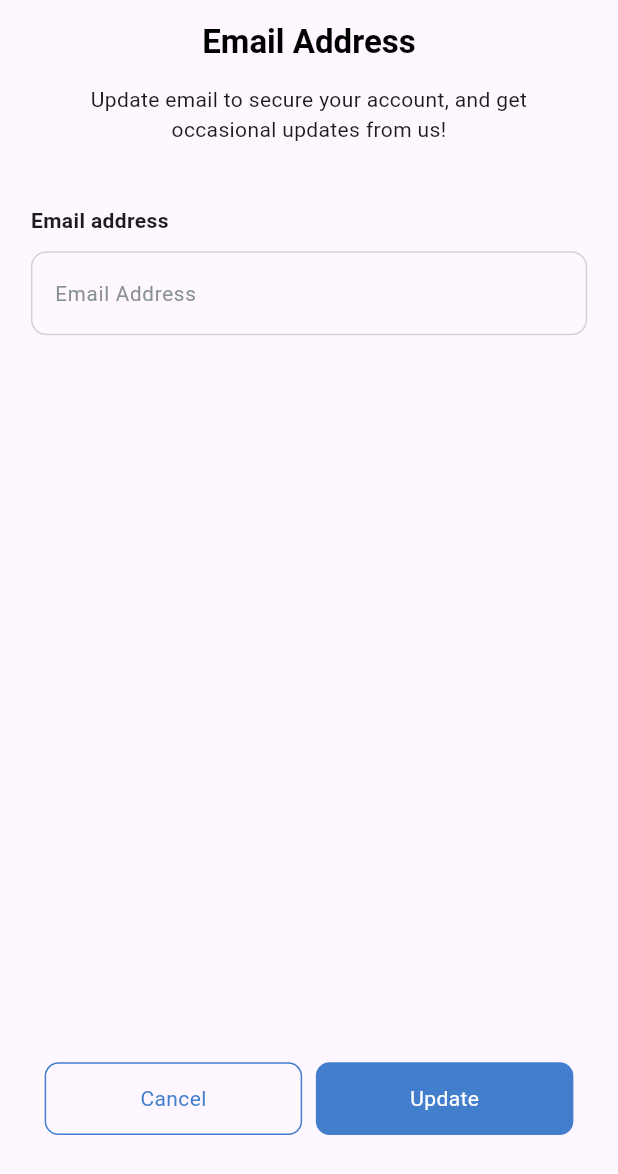
After one commit to Syamkrishna2272/Village_App, a Flutter app: the EmailScreen screen opened directly, on a phone screen of 412 x 824 dp. The commit adds this screen. Shown: the top 1174 px of the screen. Run offline on Flutter 3.47's test engine with Material 3 defaults, Android fonts, the phone set to English and light mode, and no system bars; our stand-ins replace carousel_slider, material_design_icons_flutter.

Commit message:
profile section email page added

```diff
--- /dev/null
+++ b/lib/view/screens/userprofilepage/email_page.dart
@@ -0,0 +1,164 @@
+import 'package:flutter/material.dart';
+import 'package:flutter/services.dart';
+
+class EmailScreen extends StatefulWidget {
+  const EmailScreen({super.key});
+
+  @override
+  State<EmailScreen> createState() => _EmailScreenState();
+}
+
+class _EmailScreenState extends State<EmailScreen> {
+  final _formKey = GlobalKey<FormState>();
+  final TextEditingController _emailController = TextEditingController();
+
+  @override
+  void dispose() {
+    _emailController.dispose();
+    super.dispose();
+  }
+
+  @override
+  Widget build(BuildContext context) {
+    final mediaQuery = MediaQuery.of(context);
+    final screenHeight = mediaQuery.size.height;
+    final screenWidth = mediaQuery.size.width;
+
+    return Scaffold(
+      appBar: AppBar(
+        automaticallyImplyLeading: false,
+        title: const Center(
+          child: Text(
+            'Email Address',
+            style: TextStyle(color: Colors.black, fontWeight: FontWeight.w600),
+          ),
+        ),
+      ),
+      body: SafeArea(
+        child: Padding(
+          padding: EdgeInsets.symmetric(horizontal: screenWidth / 20),
+          child: SingleChildScrollView(
+            child: Form(
+              key: _formKey,
+              child: Column(
+                crossAxisAlignment: CrossAxisAlignment.start,
+                children: [
+                  const Center(
+                    child: Text(
+                      "Update email to secure your account, and get ",
+                      textAlign: TextAlign.center,
+                    ),
+                  ),
+                  const Center(
+                    child: Text(
+                      "occasional updates from us!",
+                      textAlign: TextAlign.center,
+                    ),
+                  ),
+                  SizedBox(height: screenHeight / 20),
+                  const Text(
+                    "Email address",
+                    style: TextStyle(fontWeight: FontWeight.w600),
+                  ),
+                  SizedBox(height: screenHeight / 80),
+
+                  // Email Input Field with Validation
+                  TextFormField(
+                    controller: _emailController,
+                    keyboardType: TextInputType.emailAddress,
+                    textCapitalization: TextCapitalization.none,
+                    inputFormatters: [
+                      FilteringTextInputFormatter.deny(RegExp(r'\s')),
+                    ],
+                    decoration: InputDecoration(
+                      enabledBorder: OutlineInputBorder(
+                        borderSide: const BorderSide(color: Color(0XFFD2D2D2)),
+                        borderRadius: BorderRadius.circular(screenWidth / 40),
+                      ),
+                      focusedBorder: OutlineInputBorder(
+                        borderSide: const BorderSide(color: Color(0XFF427ECC)),
+                        borderRadius: BorderRadius.circular(screenWidth / 40),
+                      ),
+                      hintText: "Email Address",
+                      hintStyle: TextStyle(
+                        fontSize: screenWidth / 30,
+                        color: const Color.fromARGB(255, 135, 146, 142),
+                      ),
+                    ),
+                    validator: (value) {
+                      if (value == null || value.isEmpty) {
+                        return 'Please enter an email address';
+                      }
+                      // Email validation with RegExp
+                      if (!RegExp(
+                              r'^[a-zA-Z0-9._%+-]+@[a-zA-Z0-9.-]+\.[a-zA-Z]{2,}$')
+                          .hasMatch(value)) {
+                        return 'Please enter a valid email address';
+                      }
+                      return null;
+                    },
+                  ),
+
+                  SizedBox(height: screenHeight / 1.7),
+
+                  SizedBox(
+                    width: double.infinity,
+                    child: Row(
+                      mainAxisAlignment: MainAxisAlignment.spaceEvenly,
+                      children: [
+                        GestureDetector(
+                          onTap: () {
+                            Navigator.of(context).pop();
+                          },
+                          child: Container(
+                            height: screenHeight / 17,
+                            width: screenWidth / 2.4,
+                            decoration: BoxDecoration(
+                                border:
+                                    Border.all(color: const Color(0XFF427ECC)),
+                                borderRadius:
+                                    BorderRadius.circular(screenWidth / 45)),
+                            child: const Center(
+                              child: Text(
+                                "Cancel",
+                                style: TextStyle(
+                                  fontWeight: FontWeight.w400,
+                                  color: Color(0XFF427ECC),
+                                ),
+                              ),
+                            ),
+                          ),
+                        ),
+
+                        // Update Button
+                        Container(
+                          height: screenHeight / 17,
+                          width: screenWidth / 2.4,
+                          decoration: BoxDecoration(
+                              color: const Color(0XFF427ECC),
+                              border:
+                                  Border.all(color: const Color(0XFF427ECC)),
+                              borderRadius:
+                                  BorderRadius.circular(screenWidth / 45)),
+                          child: const Center(
+                            child: Text(
+                              "Update",
+                              style: TextStyle(
+                                fontWeight: FontWeight.w400,
+                                color: Colors.white,
+                              ),
+                            ),
+                          ),
+                        ),
+                      ],
+                    ),
+                  ),
+                ],
+              ),
+            ),
+          ),
+        ),
+      ),
+    );
+  }
+}
--- a/lib/view/screens/userprofilepage/widget/user_data_widget.dart
+++ b/lib/view/screens/userprofilepage/widget/user_data_widget.dart
@@ -1,5 +1,6 @@
 import 'package:flutter/material.dart';
 import 'package:village_app/view/screens/detailspage/userdetails.dart';
+import 'package:village_app/view/screens/userprofilepage/email_page.dart';
 
 class UserDataWidget extends StatelessWidget {
   const UserDataWidget({
@@ -87,11 +88,18 @@ class UserDataWidget extends StatelessWidget {
                         fontSize: screenWidth / 25,
                         fontWeight: FontWeight.w600),
                   ),
-                  Text(
-                    "afthaburahman313@gma.. ",
-                    style: TextStyle(fontSize: screenWidth / 30),
-                    overflow: TextOverflow.ellipsis,
-                    maxLines: 1,
+                  GestureDetector(
+                    onTap: () {
+                      Navigator.of(context).push(MaterialPageRoute(builder: (context){
+                        return const EmailScreen();
+                      }));
+                    },
+                    child: Text(
+                      "afthaburahman313@gma.. ",
+                      style: TextStyle(fontSize: screenWidth / 30),
+                      overflow: TextOverflow.ellipsis,
+                      maxLines: 1,
+                    ),
                   )
                 ],
               ),
```
